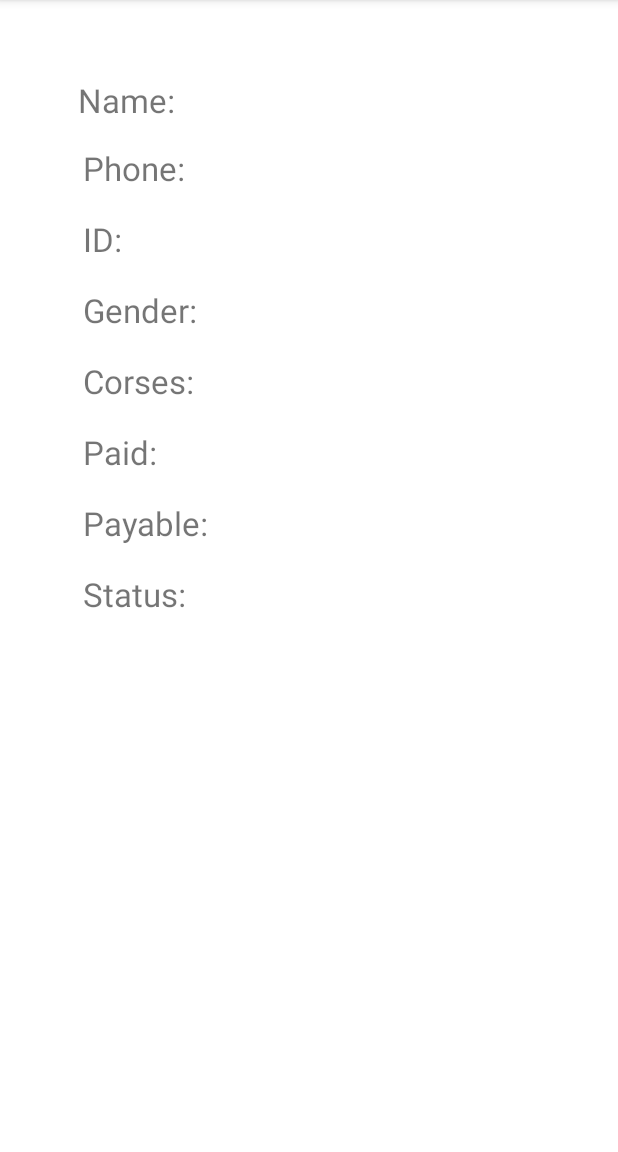
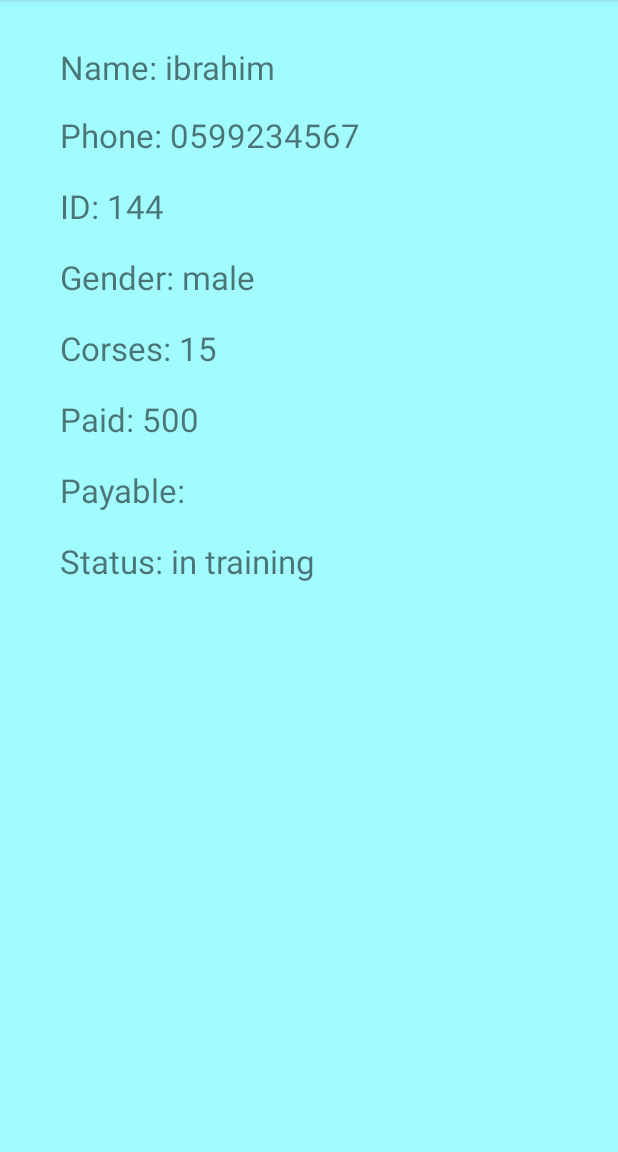
Before and after one commit to Ahmad-Alqattu/Assignment1-Driving-School, an Android app: the student_info screen opened directly, with no data from a screen before it, on a phone screen of 412 x 824 dp, the part 84-1236 px from its top. Run offline under Robolectric (Android 15) with nearby library versions, the phone set to English and light mode, and no system bars; 2 statements that could not run were skipped.

Commit message:
add student

```diff
--- a/app/src/main/java/edu/cs/birzeit/assignment1_driving_school/model/Student.java
+++ b/app/src/main/java/edu/cs/birzeit/assignment1_driving_school/model/Student.java
@@ -13,7 +13,16 @@ package edu.cs.birzeit.assignment1_driving_school.model;
         private int Paid;
 
 
-
+        public Student(String name, String idNumber, String phoneNumber, String sex, String sessionType, int sessionNumber, int paid) {
+            this.name = name;
+            this.idNumber = idNumber;
+            this.phoneNumber = phoneNumber;
+            this.sex = sex;
+            this.sessionType = sessionType;
+            this.sessionNumber = sessionNumber;
+            this.status="in training";
+            Paid = paid;
+        }
 
         public Student(String name, String idNumber, String phoneNumber, String sex, String sessionType) {
             this.name = name;
--- a/app/src/main/java/edu/cs/birzeit/assignment1_driving_school/model/StudentDA.java
+++ b/app/src/main/java/edu/cs/birzeit/assignment1_driving_school/model/StudentDA.java
@@ -18,14 +18,13 @@ public class StudentDA implements IStudentDA{
     public StudentDA() {
         students = new ArrayList<>();
 
-        students.add(new Student("ibrahim", "144", "0599234567", "male", "manual"));
-        students.add(new Student("fatma", "224", "0599999924", "female", "manual"));
-        students.add(new Student("alaa", "234", "0599999924", "male", "automatic"));
-        students.add(new Student("yasmeen", "658", "0598021558", "female", "automatic"));
-        students.add(new Student("ahmad", "164", "0598574578", "male", "truck"));
-        students.add(new Student("ahmad qatu", "1464", "0598574574", "male", "truck"));
+        students.add(new Student("ibrahim", "144", "0599234567", "male", "manual",15,500));
+        students.add(new Student("fatma", "224", "0599999924", "female", "manual",10,400));
+        students.add(new Student("alaa", "234", "0599999924", "male", "automatic",5,100));
+        students.add(new Student("yasmeen", "658", "0598021558", "female", "automatic",10,900));
+        students.add(new Student("ahmad", "164", "0598574578", "male", "truck",3,200));
+        students.add(new Student("ahmad qatu", "1464", "0598574574", "male", "truck",7,300));
     }
-
 
     public void addStudentsToTable(Student s)
     {
--- a/app/src/main/java/edu/cs/birzeit/assignment1_driving_school/myAdabt.java
+++ b/app/src/main/java/edu/cs/birzeit/assignment1_driving_school/myAdabt.java
@@ -1,11 +1,13 @@
 package edu.cs.birzeit.assignment1_driving_school;
 
+import android.annotation.SuppressLint;
 import android.content.Context;
 import android.content.Intent;
 import android.view.LayoutInflater;
 import android.view.View;
 import android.view.ViewGroup;
 import android.widget.TextView;
+import android.widget.Toast;
 
 import androidx.annotation.NonNull;
 import androidx.cardview.widget.CardView;
@@ -69,12 +71,15 @@ public class myAdabt extends RecyclerView.Adapter<myAdabt.MyviewHolder> {
             to_bay=90*students.get(position).getSessionNumber();
 
         holder.to_pay.append(String.valueOf(to_bay) );
-
+int i=position;
         holder.card.setOnClickListener(new View.OnClickListener() {
             @Override
             public void onClick(View v) {
                 Intent second =new Intent(ct,student_info.class);
-                second.putExtra("id", holder.getAdapterPosition());
+
+                second.putExtra("id", String.valueOf(i));
+                second.putExtra("topay", String.valueOf(to_bay));
+
                 ct.startActivity(second);
 
             }
--- a/app/src/main/java/edu/cs/birzeit/assignment1_driving_school/student_info.java
+++ b/app/src/main/java/edu/cs/birzeit/assignment1_driving_school/student_info.java
@@ -1,25 +1,56 @@
 package edu.cs.birzeit.assignment1_driving_school;
 
 import androidx.appcompat.app.AppCompatActivity;
+import androidx.cardview.widget.CardView;
 
 import android.os.Bundle;
 import android.view.Menu;
 import android.view.MenuItem;
 import android.widget.TextView;
+import android.widget.Toast;
 
 import edu.cs.birzeit.assignment1_driving_school.model.StudentDA;
 
 public class student_info extends AppCompatActivity {
-    TextView name=findViewById(R.id.name);
+    TextView name;
+    TextView ginder;
+    TextView ID;
+    TextView phone;
+    TextView status;
+    TextView corses;
+    TextView paid;
+    TextView to_pay;
+    CardView card;
     @Override
     protected void onCreate(Bundle savedInstanceState) {
         super.onCreate(savedInstanceState);
         setContentView(R.layout.activity_student_info);
         getSupportActionBar().setDisplayHomeAsUpEnabled(true);
+        int id = Integer.parseInt(getIntent().getStringExtra("id"));
+        setVar();
+        name.append(StudentDA.getInstance().students.get(id).getName());
+        ginder.append(StudentDA.getInstance().students.get(id).getSex());
+        ID.append(StudentDA.getInstance().students.get(id).getIdNumber());
+        phone.append(StudentDA.getInstance().students.get(id).getPhoneNumber());
+        status.append(StudentDA.getInstance().students.get(id).getStatus());
+        corses.append(String.valueOf(StudentDA.getInstance().students.get(id).getSessionNumber()));
+        paid.append(String.valueOf(StudentDA.getInstance().students.get(id).getPaid()));
+        to_pay.append(getIntent().getStringExtra("topay"));
 
-        int id =Integer.parseInt(getIntent().getStringExtra("id"));
 
-        name.append(StudentDA.getInstance().students.get(id).getName());
+
+    }
+
+    private void setVar(){
+       name=findViewById(R.id.name);
+         ginder=findViewById(R.id.genderv);
+         ID=findViewById(R.id.idv);
+         phone=findViewById(R.id.phonev);
+         status=findViewById(R.id.statusv);
+         corses=findViewById(R.id.corsev);
+         paid=findViewById(R.id.paidv);
+         to_pay=findViewById(R.id.payv);
+
 
     }
 
--- a/app/src/main/res/layout/activity_sign_up.xml
+++ b/app/src/main/res/layout/activity_sign_up.xml
@@ -8,7 +8,7 @@
     tools:context=".SignUP">
 
     <TextView
-        android:id="@+id/textView6"
+        android:id="@+id/statusv"
         android:layout_width="0dp"
         android:layout_height="39dp"
         android:layout_marginStart="30dp"
@@ -21,14 +21,14 @@
         tools:ignore="MissingConstraints" />
 
     <TextView
-        android:id="@+id/textView7"
+        android:id="@+id/idv"
         android:layout_width="103dp"
         android:layout_height="45dp"
         android:layout_marginStart="32dp"
         android:layout_marginTop="36dp"
         android:text="Email"
         app:layout_constraintStart_toStartOf="parent"
-        app:layout_constraintTop_toBottomOf="@+id/textView6" />
+        app:layout_constraintTop_toBottomOf="@+id/statusv" />
 
     <TextView
         android:id="@+id/name"
@@ -54,7 +54,7 @@
         android:inputType="textPersonName"
         android:text=""
         app:layout_constraintEnd_toEndOf="parent"
-        app:layout_constraintStart_toEndOf="@+id/textView6"
+        app:layout_constraintStart_toEndOf="@+id/statusv"
         app:layout_constraintTop_toTopOf="parent" />
 
     <EditText
--- a/app/src/main/res/layout/activity_student_info.xml
+++ b/app/src/main/res/layout/activity_student_info.xml
@@ -4,13 +4,14 @@
     xmlns:tools="http://schemas.android.com/tools"
     android:layout_width="match_parent"
     android:layout_height="match_parent"
+    android:background="#A2FCFF"
     tools:context=".student_info">
 
     <TextView
-        android:id="@+id/textView12"
+        android:id="@+id/phonev"
         android:layout_width="wrap_content"
         android:layout_height="wrap_content"
-        android:layout_marginStart="55dp"
+        android:layout_marginStart="40dp"
         android:layout_marginTop="16dp"
         android:text="Phone: "
         android:textSize="22sp"
@@ -18,79 +19,79 @@
         app:layout_constraintTop_toBottomOf="@+id/name" />
 
     <TextView
-        android:id="@+id/textView6"
+        android:id="@+id/statusv"
         android:layout_width="wrap_content"
         android:layout_height="wrap_content"
-        android:layout_marginStart="55dp"
+        android:layout_marginStart="40dp"
         android:layout_marginTop="18dp"
         android:text="Status: "
         android:textSize="22sp"
         app:layout_constraintStart_toStartOf="parent"
-        app:layout_constraintTop_toBottomOf="@+id/textView13" />
+        app:layout_constraintTop_toBottomOf="@+id/payv" />
 
     <TextView
-        android:id="@+id/textView13"
+        android:id="@+id/payv"
         android:layout_width="wrap_content"
         android:layout_height="wrap_content"
-        android:layout_marginStart="55dp"
+        android:layout_marginStart="40dp"
         android:layout_marginTop="18dp"
         android:text="Payable: "
         android:textSize="22sp"
         app:layout_constraintStart_toStartOf="parent"
-        app:layout_constraintTop_toBottomOf="@+id/textView11" />
+        app:layout_constraintTop_toBottomOf="@+id/paidv" />
 
     <TextView
-        android:id="@+id/textView11"
+        android:id="@+id/paidv"
         android:layout_width="wrap_content"
         android:layout_height="wrap_content"
-        android:layout_marginStart="55dp"
+        android:layout_marginStart="40dp"
         android:layout_marginTop="18dp"
         android:text="Paid: "
         android:textSize="22sp"
         app:layout_constraintStart_toStartOf="parent"
-        app:layout_constraintTop_toBottomOf="@+id/textView10" />
+        app:layout_constraintTop_toBottomOf="@+id/corsev" />
 
     <TextView
-        android:id="@+id/textView10"
+        android:id="@+id/corsev"
         android:layout_width="wrap_content"
         android:layout_height="wrap_content"
-        android:layout_marginStart="55dp"
+        android:layout_marginStart="40dp"
         android:layout_marginTop="18dp"
         android:text="Corses: "
         android:textSize="22sp"
         app:layout_constraintStart_toStartOf="parent"
-        app:layout_constraintTop_toBottomOf="@+id/textView9" />
+        app:layout_constraintTop_toBottomOf="@+id/genderv" />
 
     <TextView
-        android:id="@+id/textView9"
+        android:id="@+id/genderv"
         android:layout_width="wrap_content"
         android:layout_height="wrap_content"
-        android:layout_marginStart="55dp"
+        android:layout_marginStart="40dp"
         android:layout_marginTop="18dp"
         android:text="Gender: "
         android:textSize="22sp"
         app:layout_constraintStart_toStartOf="parent"
-        app:layout_constraintTop_toBottomOf="@+id/textView7" />
+        app:layout_constraintTop_toBottomOf="@+id/idv" />
 
     <TextView
         android:id="@+id/name"
         android:layout_width="wrap_content"
         android:layout_height="wrap_content"
-        android:layout_marginStart="52dp"
-        android:layout_marginTop="52dp"
+        android:layout_marginStart="40dp"
+        android:layout_marginTop="30dp"
         android:text="Name: "
         android:textSize="22sp"
         app:layout_constraintStart_toStartOf="parent"
         app:layout_constraintTop_toTopOf="parent" />
 
     <TextView
-        android:id="@+id/textView7"
+        android:id="@+id/idv"
         android:layout_width="wrap_content"
         android:layout_height="wrap_content"
-        android:layout_marginStart="55dp"
+        android:layout_marginStart="40dp"
         android:layout_marginTop="18dp"
         android:text="ID: "
         android:textSize="22sp"
         app:layout_constraintStart_toStartOf="parent"
-        app:layout_constraintTop_toBottomOf="@+id/textView12" />
+        app:layout_constraintTop_toBottomOf="@+id/phonev" />
 </androidx.constraintlayout.widget.ConstraintLayout>
--- a/app/src/main/res/layout/cat_row.xml
+++ b/app/src/main/res/layout/cat_row.xml
@@ -31,7 +31,7 @@
                 android:id="@+id/to_bay"
                 android:layout_width="wrap_content"
                 android:layout_height="wrap_content"
-                android:layout_marginEnd="40dp"
+                android:layout_marginEnd="10dp"
                 android:layout_marginBottom="14dp"
                 android:text="payable:"
                 android:textSize="20sp"
@@ -42,7 +42,7 @@
                 android:id="@+id/paid"
                 android:layout_width="wrap_content"
                 android:layout_height="wrap_content"
-                android:layout_marginEnd="35dp"
+                android:layout_marginEnd="10dp"
                 android:layout_marginBottom="14dp"
                 android:text="Paid: "
                 android:textSize="20sp"
```
